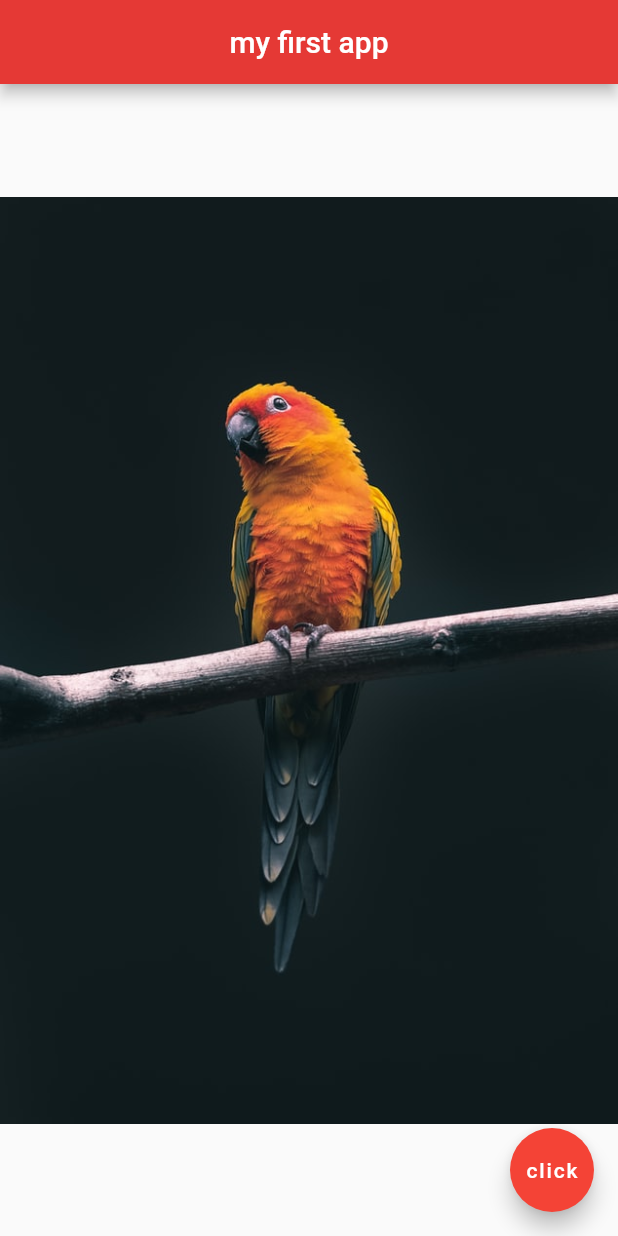
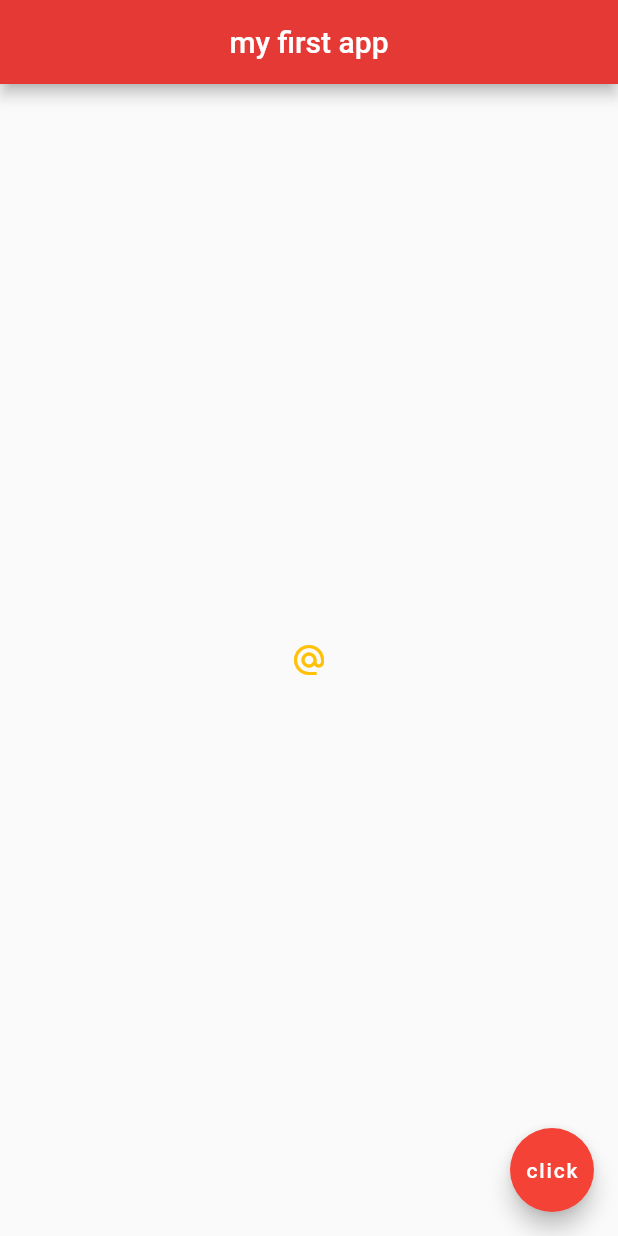
Before and after one commit to hi-ilkin/LearningFlutter, a Flutter app: the screen it shows after launch, on a phone screen of 412 x 824 dp. Run offline on Flutter 3.47's test engine with Material 2 defaults, Android fonts, the phone set to English and light mode, and no system bars.

Commit message:
#9 - Different button types and icons

```diff
--- a/lib/main.dart
+++ b/lib/main.dart
@@ -16,20 +16,40 @@ class Home extends StatelessWidget {
         centerTitle: true,
       ),
       body: Center(
-        // getting image from network
-        // child: Image(
-        //   image: NetworkImage('https://images.unsplash.com/photo-1526336024174-e58f5cdd8e13?ixid=MnwxMjA3fDB8MHxwaG90by1wYWdlfHx8fGVufDB8fHx8&ixlib=rb-1.2.1&auto=format&fit=crop&w=634&q=80'),
+        // Adding icon
+        // child: Icon(
+        //   Icons.airport_shuttle,
+        //   color: Colors.lightBlue,
+        //   size: 50,
         // ),
 
-        // getting image from assets folder
-        // child: Image(
-        //   image: AssetImage('assets/cat-1.jpg'),
-        // ),
+        // Simple button
+        // child: ElevatedButton(
+        //   onPressed: () {
+        //     print('Button clicked');
+        //   },
+        //   child: Text('CLick Me'),
+        // )
 
-        // Shortcut
-        child: Image.asset('assets/parrot-1.jpg'),
+        // ElevatedButton with icon and style
+        // child: ElevatedButton.icon(
+        //   onPressed: () {},
+        //   label: Text('text me'),
+        //   icon: Icon(
+        //     Icons.chat,
+        //   ),
+        //   style: ElevatedButton.styleFrom(
+        //     primary: Colors.amber,
+        //   ),
+        // )
 
+        child: IconButton(
+          onPressed: () {print('You clicked an icon button');},
+          icon: Icon(Icons.alternate_email),
+          color: Colors.amber
+        )
       ),
+
       floatingActionButton: FloatingActionButton(
         child: Text('click'),
         backgroundColor: Colors.red,
```
